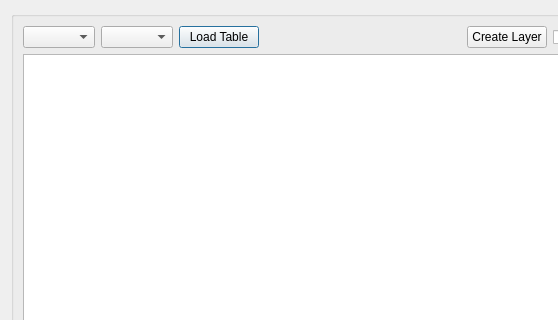
Above: swedigarch_plugin/intrasis_analysis_browse_class_subclass.ui from swedigarch/QGIS-plugin before the change; both pictures show x 0 to 558 and y 0 to 320 of the 815 by 709 pixel window. Below: the same form after it.
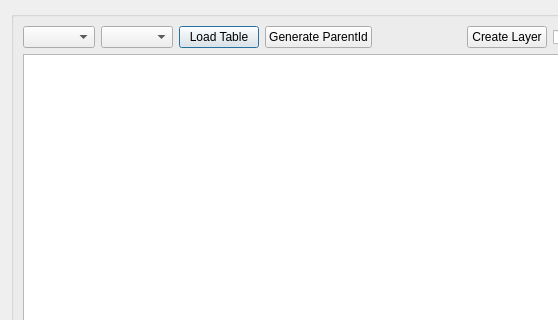
That is the form after the change. Icons and pictures are not drawn.

Commit message: class_subclass_parent_id_wip

What changed in the file:
```diff
--- a/swedigarch_plugin/intrasis_analysis_browse_class_subclass.ui
+++ b/swedigarch_plugin/intrasis_analysis_browse_class_subclass.ui
@@ -52,6 +52,13 @@
             </property>
            </widget>
           </item>
+          <item>
+           <widget class="QPushButton" name="pb_open_parent_id_dialog">
+            <property name="text">
+             <string>Generate ParentId</string>
+            </property>
+           </widget>
+          </item>
           <item>
            <spacer name="horizontalSpacer">
             <property name="orientation">
```
The commit also changes 5 other files.
